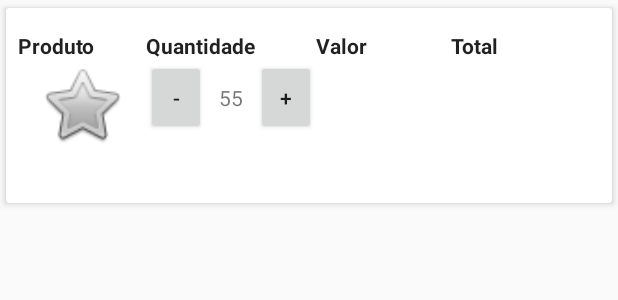
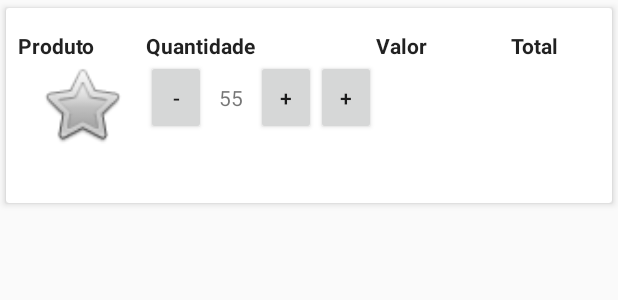
Before and after one commit to fmarcos8/Kanino_PI4, an Android app: the layout cart_itens.xml on its own in the app's theme, with its tools: preview values and no code run, on a phone screen of 412 x 824 dp. Shown: the top 300 px of the screen. Run offline under Robolectric (Android 15) with nearby library versions, the phone set to English and light mode, and no system bars.

```diff
--- a/Kanino/app/src/main/java/com/senac/franciscommarcos/navigationviewteste/ProductFragment.java
+++ b/Kanino/app/src/main/java/com/senac/franciscommarcos/navigationviewteste/ProductFragment.java
@@ -12,6 +12,7 @@ import android.view.ViewGroup;
 import android.widget.Button;
 import android.widget.ImageView;
 import android.widget.TextView;
+import android.widget.Toast;
 
 import com.google.gson.Gson;
 import com.google.gson.GsonBuilder;
@@ -134,6 +135,7 @@ public class ProductFragment extends Fragment {
                 }
 
                 addItem(new Product(product.getId(), product.getName(), 1, price));
+                Toast.makeText(getContext(),"Produto adicionado no carrinho!",Toast.LENGTH_LONG).show();
             }
         });
 
@@ -153,5 +155,6 @@ public class ProductFragment extends Fragment {
             }
         }
         CartSingleton.getInstance().setCartList(new Product(product.getId(), product.getName(), 1, product.getPrice()));
+
     }
 }
--- a/Kanino/app/src/main/java/com/senac/franciscommarcos/navigationviewteste/ProductsFragment.java
+++ b/Kanino/app/src/main/java/com/senac/franciscommarcos/navigationviewteste/ProductsFragment.java
@@ -111,6 +111,7 @@ public class ProductsFragment extends Fragment{
     }
 
     private void setupAdapter(ProgressDialog progress) {
+        CartSingleton.getInstance().getProducts_search().clear();
         for (Category c : categories ) {
             getProducts(c.getName(),c.getId(), progress);
         }
@@ -129,7 +130,7 @@ public class ProductsFragment extends Fragment{
         product.enqueue(new Callback<List<Product>>() {
             @Override
             public void onResponse(Call<List<Product>> call, Response<List<Product>> response) {
-                CartSingleton.getInstance().getProducts_search().clear();
+
                 products = response.body();
 
                 if(response.isSuccessful()){
--- a/Kanino/app/src/main/res/layout/cart_itens.xml
+++ b/Kanino/app/src/main/res/layout/cart_itens.xml
@@ -76,6 +76,7 @@
                     <LinearLayout
                         android:orientation="horizontal">
                         <Button
+                            android:id="@+id/remove_a_item"
                             android:layout_width="60px"
                             android:layout_height="75px"
                             android:text="-"/>
@@ -86,6 +87,13 @@
                         android:layout_height="wrap_content"
                         android:text="55"/>
                         <Button
+                            android:id="@+id/add_item"
+                            android:layout_width="60px"
+                            android:layout_height="75px"
+                            android:text="+"/>
+
+                        <Button
+                            android:id="@+id/remove_item"
                             android:layout_width="60px"
                             android:layout_height="75px"
                             android:text="+"/>
```
Also changed, not shown: Kanino/app/src/main/java/com/senac/franciscommarcos/navigationviewteste/Activities/CartActivity.java (+10 -7 lines), Kanino/app/src/main/java/com/senac/franciscommarcos/navigationviewteste/Activities/Checkout.java (+26 -10 lines), Kanino/app/src/main/java/com/senac/franciscommarcos/navigationviewteste/Activities/MainActivity.java (+25 -8 lines).
